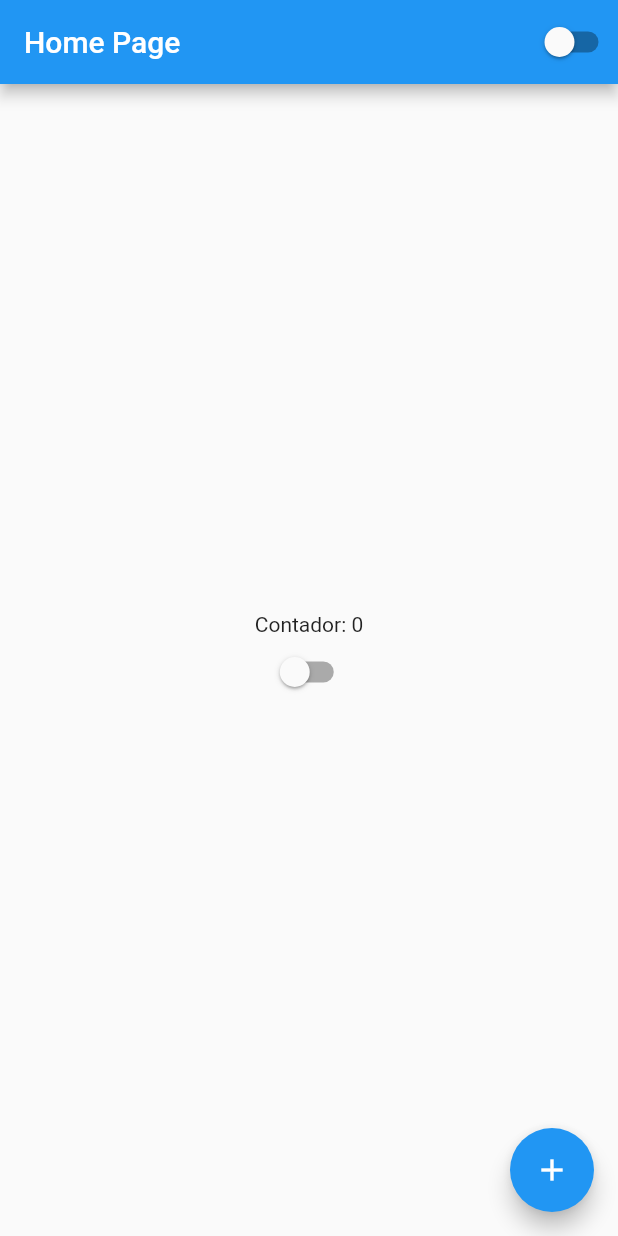
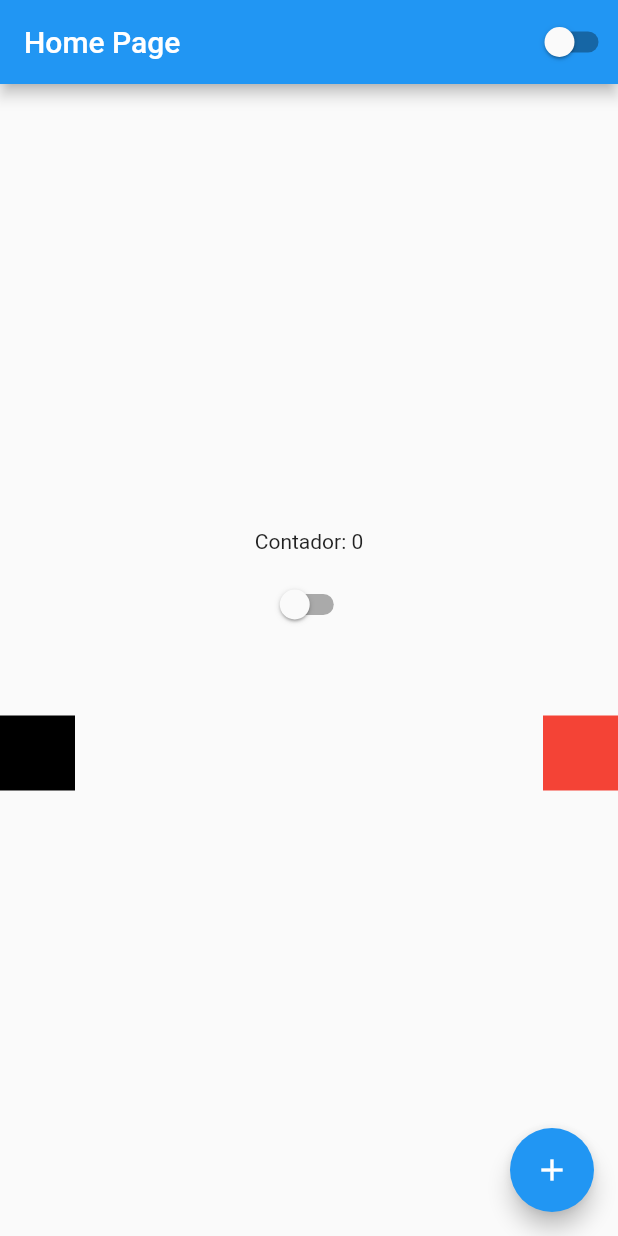
Before and after one commit to lourencorodrigo/curso-flutterando, a Flutter app: the screen it shows after launch, on a phone screen of 412 x 824 dp. Run offline on Flutter 3.47's test engine with Material 2 defaults, Android fonts, the phone set to English and light mode, and no system bars.

Commit message:
aula 15 - rows

```diff
--- a/lib/home_page.dart
+++ b/lib/home_page.dart
@@ -23,7 +23,32 @@ class HomePageState extends State<HomePage> {
         child: Column(
           mainAxisAlignment: MainAxisAlignment.center,
           // crossAxisAlignment: CrossAxisAlignment.end,
-          children: [Text('Contador: $counter'), CustomSwitch()],
+          children: [
+            Text('Contador: $counter'),
+            Container(
+              height: 10,
+            ),
+            CustomSwitch(),
+            Container(
+              height: 50,
+            ),
+            Row(
+              mainAxisAlignment: MainAxisAlignment.spaceBetween,
+              crossAxisAlignment: CrossAxisAlignment.center,
+              children: [
+                Container(
+                  width: 50,
+                  height: 50,
+                  color: Colors.black,
+                ),
+                Container(
+                  width: 50,
+                  height: 50,
+                  color: Colors.red,
+                )
+              ],
+            )
+          ],
         ),
       ),
       floatingActionButton: FloatingActionButton(
```
